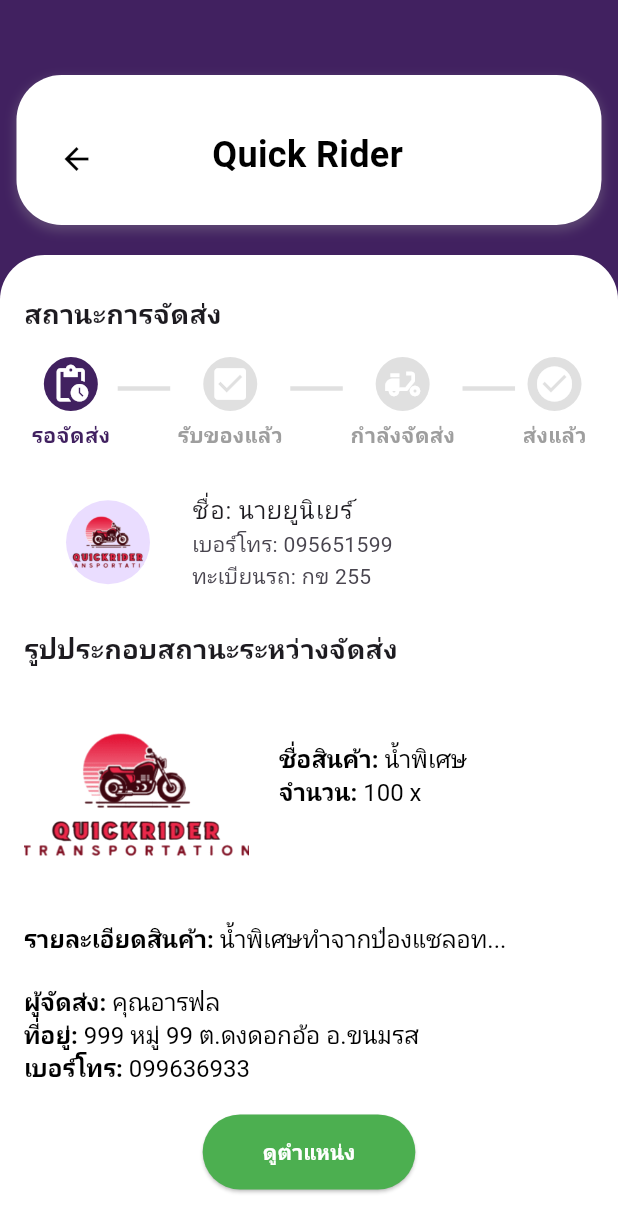
After one commit to twotee007/QuickRider, a Flutter app: the HomeUserpage screen opened directly, after a tap on "ดูสถานะ", on a phone screen of 412 x 824 dp. The commit adds this screen. Shown: the top 1232 px of the screen. Run offline on Flutter 3.47's test engine with Material 3 defaults, Android fonts, the phone set to English and light mode, and no system bars; our stand-ins replace cloud_firestore, firebase_core, firebase_storage, flutter_map, geolocator, get and 4 more; accounts and stored records are empty; network calls fail.

Commit message:
up deliverystatus

```diff
--- a/lib/page/ChangePage/NavigationBarUser.dart
+++ b/lib/page/ChangePage/NavigationBarUser.dart
@@ -37,8 +37,8 @@ class CustomBottomNavigationBar extends StatelessWidget {
               label: 'หน้าแรก',
             ),
             BottomNavigationBarItem(
-              icon: Icon(Icons.history),
-              label: 'ประวัติ',
+              icon: Icon(Icons.map),
+              label: 'แผนที่',
             ),
             BottomNavigationBarItem(
               icon: Icon(Icons.person),
--- /dev/null
+++ b/lib/page/PageUser/DeliveryStatus.dart
@@ -0,0 +1,444 @@
+import 'package:flutter/material.dart';
+import 'package:google_fonts/google_fonts.dart';
+
+class DeliveryStatusScreen extends StatefulWidget {
+  @override
+  _DeliveryStatusScreenState createState() => _DeliveryStatusScreenState();
+}
+
+class _DeliveryStatusScreenState extends State<DeliveryStatusScreen> {
+  List<bool> statusActive = [false, false, false, false]; // สถานะของแต่ละขั้น
+  bool isLoading = true; // ตัวแปรเพื่อตรวจสอบสถานะการโหลด
+
+  @override
+  Widget build(BuildContext context) {
+    return Scaffold(
+      backgroundColor: const Color(0xFF412160), // พื้นหลังสีม่วง
+      body: Column(
+        children: [
+          // กรอบด้านบนสีขาว
+          _buildTopHeader(),
+
+          SizedBox(height: 20),
+
+          // กรอบสีขาวคลุมพื้นที่ด้านล่าง
+          Expanded(
+            child: Container(
+              width: double.infinity,
+              decoration: BoxDecoration(
+                color: Colors.white, // สีขาวคลุมพื้นด้านล่าง
+                borderRadius: const BorderRadius.vertical(
+                  top: Radius.circular(30),
+                ),
+              ),
+              child: Padding(
+                padding: const EdgeInsets.all(16.0),
+                child: SingleChildScrollView(
+                  child: Column(
+                    crossAxisAlignment: CrossAxisAlignment.start,
+                    children: [
+                      SizedBox(height: 10),
+                      _buildTitle('สถานะการจัดส่ง'),
+
+                      SizedBox(height: 16),
+
+                      // StreamBuilder เพื่อติดตามสถานะการจัดส่ง
+                      StreamBuilder<DeliveryStatus>(
+                        stream: getDeliveryStatusStream(), // ดึงสถานะจาก Stream
+                        builder: (context, snapshot) {
+                          if (snapshot.connectionState ==
+                              ConnectionState.waiting) {
+                            return Center(child: CircularProgressIndicator());
+                          }
+
+                          final status = snapshot.data;
+                          _updateStatus(status); // อัปเดตสถานะในแอป
+
+                          return buildStatusRow(); // แสดงสถานะพร้อมเส้นเชื่อม
+                        },
+                      ),
+
+                      SizedBox(height: 20),
+
+                      _buildUserDetails(), // แสดงรายละเอียดผู้ใช้งาน
+
+                      SizedBox(height: 16),
+                      _buildTitle('รูปประกอบสถานะระหว่างจัดส่ง'),
+                      SizedBox(height: 10),
+                      Row(
+                        crossAxisAlignment: CrossAxisAlignment.start,
+                        children: [
+                          // สี่เหลี่ยมจตุรัสสำหรับรูปภาพ
+                          Container(
+                            width: 150, // กำหนดความกว้าง
+                            height: 150, // กำหนดความสูงให้เท่ากัน
+                            child: Image.asset(
+                              'assets/img/logo.png',
+                              fit: BoxFit
+                                  .cover, // ปรับขนาดรูปให้พอดีกับ Container
+                            ),
+                          ),
+                          SizedBox(
+                              width: 20), // ระยะห่างระหว่างรูปภาพกับข้อความ
+                          // ข้อความรายละเอียดสินค้า
+                          Expanded(
+                            child: Column(
+                              crossAxisAlignment:
+                                  CrossAxisAlignment.start, // ข้อความอยู่ซ้าย
+                              mainAxisAlignment: MainAxisAlignment
+                                  .center, // จัดให้อยู่ตรงกลางในแนวตั้ง
+                              children: [
+                                SizedBox(
+                                    height:
+                                        40), // เพิ่มระยะห่างด้านบนของข้อความ
+                                RichText(
+                                  text: TextSpan(
+                                    style: TextStyle(
+                                        fontSize: 16,
+                                        color: Colors.black), // สีพื้นฐาน
+                                    children: [
+                                      TextSpan(
+                                        text: 'ชื่อสินค้า: ',
+                                        style: TextStyle(
+                                            fontWeight:
+                                                FontWeight.bold), // ตัวหนา
+                                      ),
+                                      TextSpan(
+                                        text: 'น้ำพิเศษ',
+                                        style: TextStyle(
+                                            fontWeight:
+                                                FontWeight.normal), // ปกติ
+                                      ),
+                                    ],
+                                  ),
+                                ),
+                                RichText(
+                                  text: TextSpan(
+                                    style: TextStyle(
+                                        fontSize: 16,
+                                        color: Colors.black), // สีพื้นฐาน
+                                    children: [
+                                      TextSpan(
+                                        text: 'จำนวน: ',
+                                        style: TextStyle(
+                                            fontWeight:
+                                                FontWeight.bold), // ตัวหนา
+                                      ),
+                                      TextSpan(
+                                        text: '100 x',
+                                        style: TextStyle(
+                                            fontWeight:
+                                                FontWeight.normal), // ปกติ
+                                      ),
+                                    ],
+                                  ),
+                                ),
+                              ],
+                            ),
+                          ),
+                        ],
+                      ),
+
+                      SizedBox(height: 10),
+                      RichText(
+                        text: TextSpan(
+                          style: TextStyle(
+                              fontSize: 16, color: Colors.black), // สีพื้นฐาน
+                          children: [
+                            TextSpan(
+                              text: 'รายละเอียดสินค้า: ',
+                              style: TextStyle(
+                                  fontWeight: FontWeight.bold), // ตัวหนา
+                            ),
+                            TextSpan(
+                              text: 'น้ำพิเศษทำจากป๋องแชลอท...',
+                              style: TextStyle(
+                                  fontWeight: FontWeight.normal), // ปกติ
+                            ),
+                          ],
+                        ),
+                      ),
+
+                      SizedBox(height: 20),
+                      _buildDeliveryPersonDetails(), // แสดงข้อมูลผู้จัดส่ง
+
+                      SizedBox(height: 20),
+                      Center(
+                        child: ElevatedButton(
+                          onPressed: () {
+                            // กำหนดฟังก์ชันการทำงานเมื่อต้องการกดดูตำแหน่ง
+                          },
+                          child: Text(
+                            'ดูตำแหน่ง',
+                            style: TextStyle(
+                              color: Colors.white, // สีของข้อความ
+                              fontWeight:
+                                  FontWeight.bold, // ทำให้ข้อความเป็นตัวหนา
+                            ),
+                          ),
+                          style: ElevatedButton.styleFrom(
+                            backgroundColor: Colors.green,
+                            padding: const EdgeInsets.symmetric(
+                                horizontal: 40, vertical: 15),
+                          ),
+                        ),
+                      ),
+                    ],
+                  ),
+                ),
+              ),
+            ),
+          ),
+        ],
+      ),
+    );
+  }
+
+  Widget _buildTitle(String title) {
+    return Text(
+      title,
+      style: GoogleFonts.roboto(
+        textStyle: TextStyle(
+          fontSize: 18,
+          fontWeight: FontWeight.bold,
+        ),
+      ),
+    );
+  }
+
+  // กรอบหัวด้านบนสีขาว
+  Widget _buildTopHeader() {
+    return Container(
+      width: 390,
+      height: 100,
+      padding: const EdgeInsets.symmetric(vertical: 20),
+      decoration: BoxDecoration(
+        color: Colors.white,
+        borderRadius: BorderRadius.circular(30),
+        boxShadow: [
+          BoxShadow(
+            color: Colors.grey.withOpacity(0.3),
+            spreadRadius: 1,
+            blurRadius: 5,
+            offset: Offset(0, 3),
+          ),
+        ],
+      ),
+      margin: const EdgeInsets.only(top: 50),
+      child: Padding(
+        padding: const EdgeInsets.all(16.0),
+        child: Row(
+          mainAxisAlignment: MainAxisAlignment.spaceBetween,
+          children: [
+            IconButton(
+              icon: Icon(Icons.arrow_back, color: Colors.black),
+              onPressed: () {
+                Navigator.pop(context); // ย้อนกลับ
+              },
+            ),
+            Text(
+              'Quick Rider',
+              style: GoogleFonts.roboto(
+                textStyle: const TextStyle(
+                  fontSize: 24,
+                  color: Colors.black,
+                  fontWeight: FontWeight.bold,
+                ),
+              ),
+            ),
+            SizedBox(width: 50),
+          ],
+        ),
+      ),
+    );
+  }
+
+  // แถวแสดงสถานะการจัดส่ง
+  Widget buildStatusRow() {
+    return Row(
+      mainAxisAlignment: MainAxisAlignment.spaceEvenly,
+      children: [
+        for (int i = 0; i < 4; i++) ...[
+          _buildStatusColumn(
+            _getIconForIndex(i),
+            _getLabelForIndex(i),
+            statusActive[i],
+          ),
+          if (i < 3) _buildHorizontalConnectorLine(statusActive[i + 1]),
+        ],
+      ],
+    );
+  }
+
+  // วิดเจ็ตแสดงสถานะพร้อมไอคอนและข้อความ
+  Widget _buildStatusColumn(IconData icon, String label, bool isActive) {
+    return Column(
+      mainAxisSize: MainAxisSize.min,
+      children: [
+        CircleAvatar(
+          radius: 18,
+          backgroundColor: isActive ? Color(0xFF412160) : Colors.grey.shade300,
+          child: Icon(icon, size: 28, color: Colors.white),
+        ),
+        SizedBox(height: 6),
+        Text(
+          label,
+          style: TextStyle(
+            color: isActive ? Color(0xFF412160) : Colors.grey,
+            fontWeight: FontWeight.bold,
+          ),
+        ),
+      ],
+    );
+  }
+
+  // เส้นเชื่อมระหว่างสถานะ
+  Widget _buildHorizontalConnectorLine(bool isActive) {
+    return Container(
+      width: 35,
+      height: 3,
+      color: isActive ? Color(0xFF412160) : Colors.grey.shade300,
+      margin: EdgeInsets.only(bottom: 20), // ปรับระยะห่างขึ้น
+    );
+  }
+
+  // ข้อมูลผู้ใช้และรายละเอียดการจัดส่ง
+  Widget _buildUserDetails() {
+    return ListTile(
+      leading: CircleAvatar(
+        radius: 40, // ปรับขนาดวงกลมที่แสดงรูปภาพ
+        backgroundImage: AssetImage('assets/img/logo.png'),
+      ),
+      title: Text('ชื่อ: นายยูนิเยร์'),
+      subtitle: Text('เบอร์โทร: 095651599\nทะเบียนรถ: กข 255'),
+    );
+  }
+// Widget _buildUserDetails() {
+//   return ListTile(
+//     leading: Container(
+//       width: 80, // ขนาดความกว้างของวงกลม
+//       height: 80, // ขนาดความสูงของวงกลม
+//       decoration: BoxDecoration(
+//         shape: BoxShape.circle, // ทำให้เป็นวงกลม
+//         image: DecorationImage(
+//           image: AssetImage('assets/img/logo.png'), // รูปภาพที่ใช้
+//           fit: BoxFit.cover, // ปรับให้รูปภาพเต็มวงกลม
+//         ),
+//       ),
+//     ),
+//     title: Text('ชื่อ: นายยูนิเยร์'),
+//     subtitle: Text('เบอร์โทร: 095651599\nทะเบียนรถ: กข 255'),
+//   );
+// }
+
+  // ข้อมูลผู้จัดส่ง
+  Widget _buildDeliveryPersonDetails() {
+    return Column(
+      crossAxisAlignment: CrossAxisAlignment.start,
+      children: [
+        RichText(
+          text: TextSpan(
+            style: TextStyle(fontSize: 16, color: Colors.black), // สีพื้นฐาน
+            children: [
+              TextSpan(
+                text: 'ผู้จัดส่ง: ',
+                style: TextStyle(fontWeight: FontWeight.bold), // ตัวหนา
+              ),
+              TextSpan(
+                text: 'คุณอารฟล', // ข้อมูลปกติ
+                style: TextStyle(fontWeight: FontWeight.normal),
+              ),
+            ],
+          ),
+        ),
+        RichText(
+          text: TextSpan(
+            style: TextStyle(fontSize: 16, color: Colors.black), // สีพื้นฐาน
+            children: [
+              TextSpan(
+                text: 'ที่อยู่: ',
+                style: TextStyle(fontWeight: FontWeight.bold), // ตัวหนา
+              ),
+              TextSpan(
+                text: '999 หมู่ 99 ต.ดงดอกอ้อ อ.ขนมรส', // ข้อมูลปกติ
+                style: TextStyle(fontWeight: FontWeight.normal),
+              ),
+            ],
+          ),
+        ),
+        RichText(
+          text: TextSpan(
+            style: TextStyle(fontSize: 16, color: Colors.black), // สีพื้นฐาน
+            children: [
+              TextSpan(
+                text: 'เบอร์โทร: ',
+                style: TextStyle(fontWeight: FontWeight.bold), // ตัวหนา
+              ),
+              TextSpan(
+                text: '099636933', // ข้อมูลปกติ
+                style: TextStyle(fontWeight: FontWeight.normal),
+              ),
+            ],
+          ),
+        ),
+      ],
+    );
+  }
+
+  // กำหนดไอคอนสำหรับแต่ละสถานะ
+  IconData _getIconForIndex(int index) {
+    switch (index) {
+      case 0:
+        return Icons.pending_actions;
+      case 1:
+        return Icons.check_box;
+      case 2:
+        return Icons.delivery_dining;
+      case 3:
+        return Icons.check_circle;
+      default:
+        return Icons.error;
+    }
+  }
+
+  // กำหนดข้อความสำหรับแต่ละสถานะ
+  String _getLabelForIndex(int index) {
+    switch (index) {
+      case 0:
+        return 'รอจัดส่ง';
+      case 1:
+        return 'รับของแล้ว';
+      case 2:
+        return 'กำลังจัดส่ง';
+      case 3:
+        return 'ส่งแล้ว';
+      default:
+        return 'ไม่ทราบสถานะ';
+    }
+  }
+
+  // ฟังก์ชันอัปเดตสถานะ
+  void _updateStatus(DeliveryStatus? status) {
+    statusActive = [false, false, false, false];
+    if (status != null) {
+      for (int i = 0; i <= status.index; i++) {
+        statusActive[i] = true;
+      }
+    }
+  }
+
+  // Stream จำลองการเปลี่ยนสถานะ
+  Stream<DeliveryStatus> getDeliveryStatusStream() async* {
+    await Future.delayed(Duration(seconds: 1));
+    yield DeliveryStatus.pending;
+    await Future.delayed(Duration(seconds: 2));
+    yield DeliveryStatus.pickedUp;
+    await Future.delayed(Duration(seconds: 2));
+    yield DeliveryStatus.delivering;
+    await Future.delayed(Duration(seconds: 2));
+    yield DeliveryStatus.delivered;
+  }
+}
+
+// Enum สำหรับสถานะการจัดส่ง
+enum DeliveryStatus { pending, pickedUp, delivering, delivered }
--- a/lib/page/PageUser/HomeUser.dart
+++ b/lib/page/PageUser/HomeUser.dart
@@ -6,6 +6,7 @@ import 'package:get_storage/get_storage.dart';
 import 'package:google_fonts/google_fonts.dart';
 import 'package:quickrider/page/ChangePage/NavigationBarUser.dart';
 import 'package:quickrider/page/PageUser/AddProduct.dart';
+import 'package:quickrider/page/PageUser/DeliveryStatus.dart';
 import 'package:quickrider/page/PageUser/SharedWidget.dart';
 import 'package:quickrider/page/PageUser/UserService.dart';
 
@@ -192,7 +193,15 @@ class _HomeUserpageState extends State<HomeUserpage>
                       ],
                     ),
                     ElevatedButton(
-                      onPressed: () {},
+                      onPressed: () {
+                        Get.to(
+                          () => DeliveryStatusScreen(),
+                          transition: Transition.cupertino,
+                          duration: Duration(
+                              milliseconds:
+                                  300), // ระยะเวลาที่ใช้ในการเปลี่ยนหน้า
+                        );
+                      },
                       style: ElevatedButton.styleFrom(
                         backgroundColor: const Color(0xFF00C853),
                         padding: const EdgeInsets.symmetric(
```
